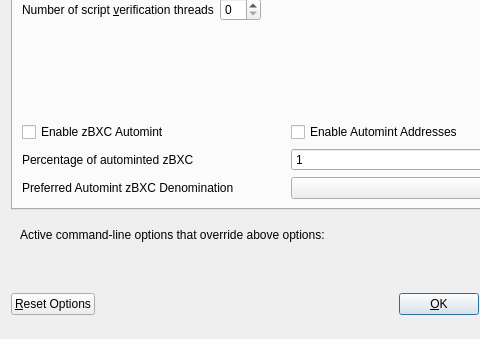
The window that src/qt/forms/optionsdialog.ui (wazzlecoin/core) describes before a commit, drawn with Qt 5; both pictures show x 0 to 480 and y 103 to 442 of the 576 by 442 pixel window.
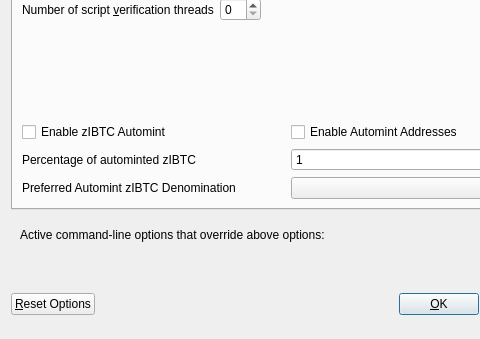
The same window after the commit. Custom widgets are drawn as their Qt base class.

What changed in the file:
```diff
--- a/src/qt/forms/optionsdialog.ui
+++ b/src/qt/forms/optionsdialog.ui
@@ -147,7 +147,7 @@
                <enum>Qt::LeftToRight</enum>
               </property>
               <property name="text">
-               <string>Enable zBXC Automint</string>
+               <string>Enable zIBTC Automint</string>
               </property>
              </widget>
             </item>
@@ -174,7 +174,7 @@
                <string>Percentage of incoming BXC which get automatically converted to zBXC via Zerocoin Protocol (min: 10%)</string>
               </property>
               <property name="text">
-               <string>Percentage of autominted zBXC</string>
+               <string>Percentage of autominted zIBTC</string>
               </property>
              </widget>
             </item>
@@ -207,7 +207,7 @@
                <string>Wait with automatic conversion to Zerocoin until enough BXC for this denomination is available</string>
               </property>
               <property name="text">
-               <string>Preferred Automint zBXC Denomination</string>
+               <string>Preferred Automint zIBTC Denomination</string>
               </property>
              </widget>
             </item>
```
Left out of the diff: 10 changed lines with no effect on the pictures.
